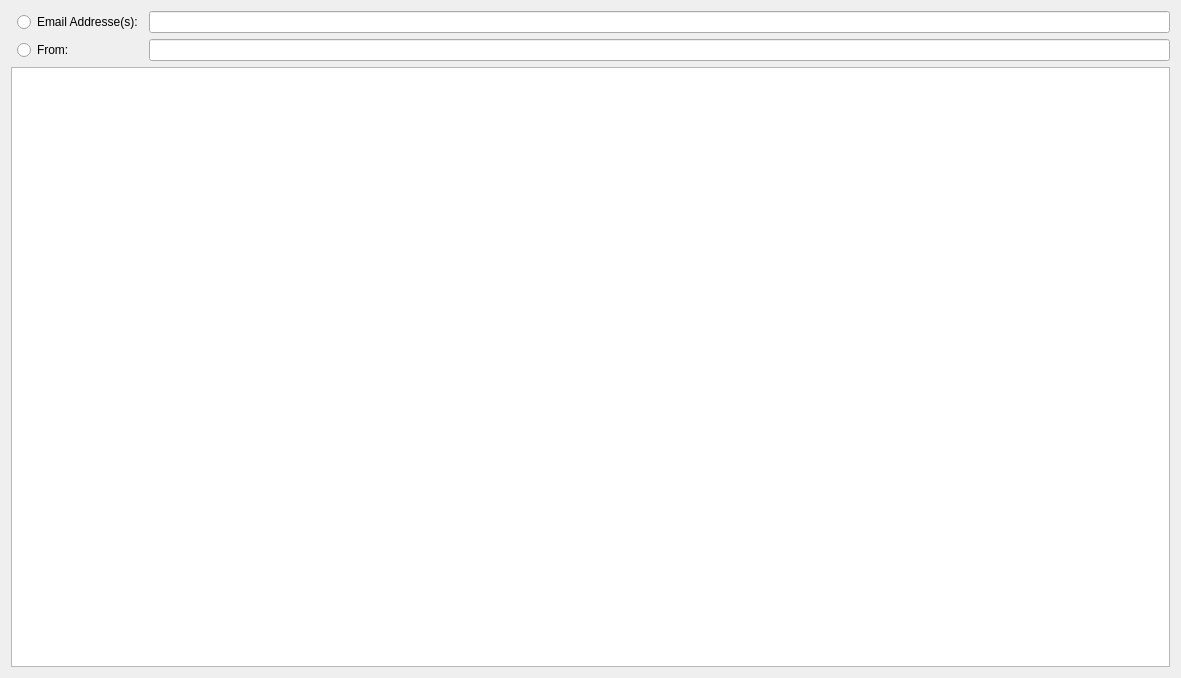
Old version of the form MainWindow/EmailView.ui in the repository towel42-com/RulesMaker.
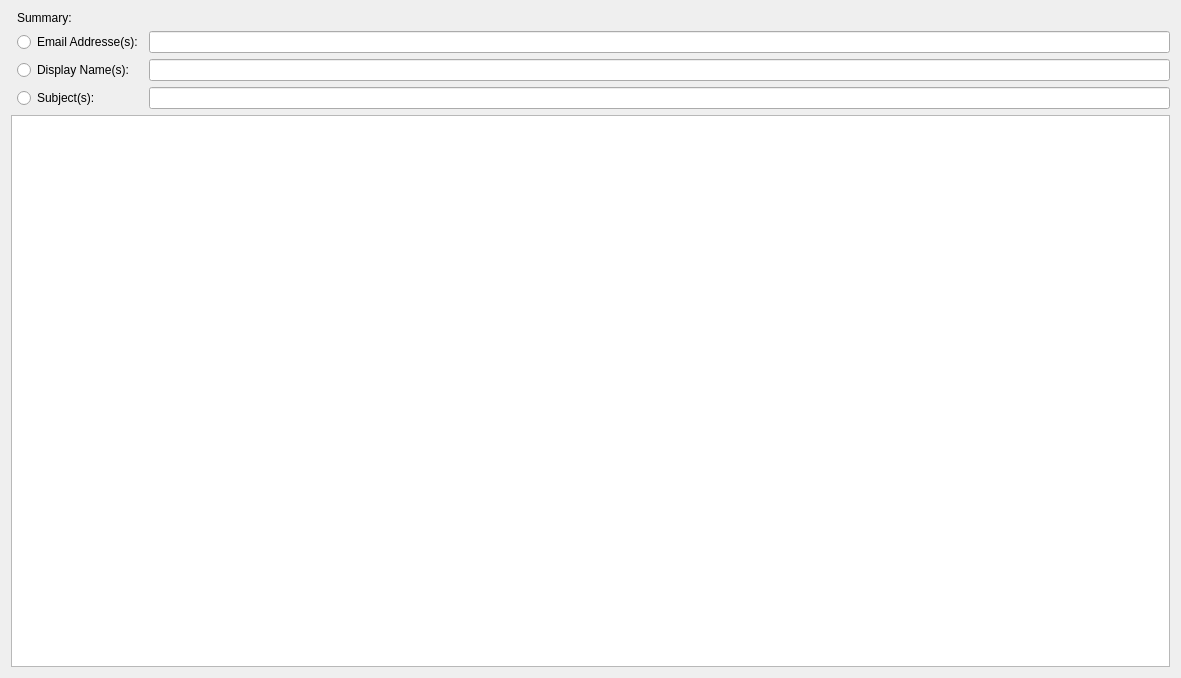
New version of the form.

Commit message: Added support for creating subject and from based patterns

Diff of the .ui file:
```diff
--- a/MainWindow/EmailView.ui
+++ b/MainWindow/EmailView.ui
@@ -14,14 +14,7 @@
    <string>Dialog</string>
   </property>
   <layout class="QGridLayout" name="gridLayout">
-   <item row="0" column="2">
-    <widget class="QLineEdit" name="emailAddresses">
-     <property name="readOnly">
-      <bool>true</bool>
-     </property>
-    </widget>
-   </item>
-   <item row="2" column="0" colspan="3">
+   <item row="4" column="0" colspan="3">
     <widget class="QTreeView" name="groupedEmails">
      <property name="editTriggers">
       <set>QAbstractItemView::NoEditTriggers</set>
@@ -37,22 +30,54 @@
      </property>
     </widget>
    </item>
-   <item row="0" column="1">
+   <item row="1" column="1">
     <widget class="QRadioButton" name="byEmailAddress">
      <property name="text">
       <string>Email Addresse(s):</string>
      </property>
     </widget>
    </item>
-   <item row="1" column="1">
-    <widget class="QRadioButton" name="byFromNames">
+   <item row="3" column="1">
+    <widget class="QRadioButton" name="bySubjects">
      <property name="text">
-      <string>From:</string>
+      <string>Subject(s):</string>
+     </property>
+    </widget>
+   </item>
+   <item row="2" column="1">
+    <widget class="QRadioButton" name="byDisplayNames">
+     <property name="text">
+      <string>Display Name(s):</string>
+     </property>
+    </widget>
+   </item>
+   <item row="2" column="2">
+    <widget class="QLineEdit" name="displayNames">
+     <property name="readOnly">
+      <bool>true</bool>
      </property>
     </widget>
    </item>
    <item row="1" column="2">
-    <widget class="QLineEdit" name="fromNames"/>
+    <widget class="QLineEdit" name="emailAddresses">
+     <property name="readOnly">
+      <bool>true</bool>
+     </property>
+    </widget>
+   </item>
+   <item row="3" column="2">
+    <widget class="QLineEdit" name="subjects">
+     <property name="readOnly">
+      <bool>true</bool>
+     </property>
+    </widget>
+   </item>
+   <item row="0" column="1" colspan="2">
+    <widget class="QLabel" name="summary">
+     <property name="text">
+      <string>Summary:</string>
+     </property>
+    </widget>
    </item>
   </layout>
  </widget>
```
Left out of the diff: 9 changed lines with no effect on the pictures. The commit also changes 18 other files.
